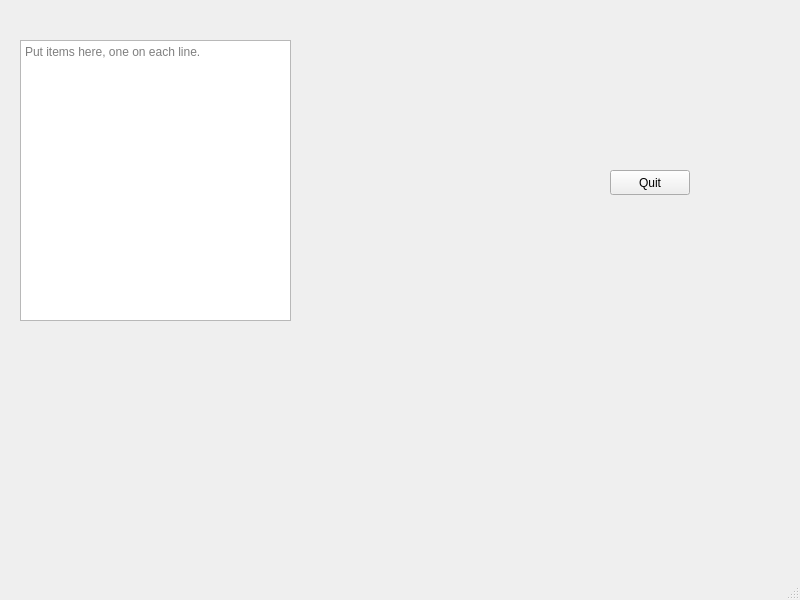
JonRackler/Dynamic_Query_Helper, file mainwindow.ui: the form before one commit.
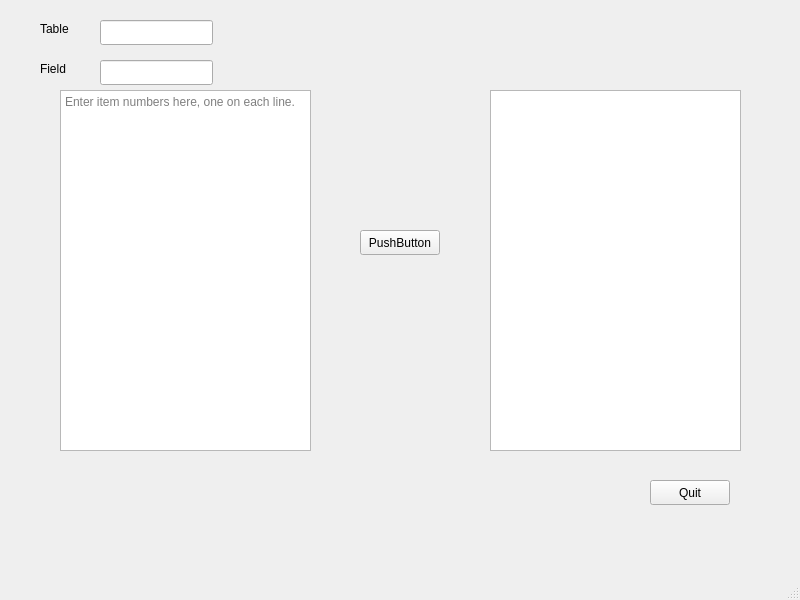
The form after the commit.

What changed in the file:
```diff
--- a/mainwindow.ui
+++ b/mainwindow.ui
@@ -17,8 +17,8 @@
    <widget class="QPushButton" name="quitButton">
     <property name="geometry">
      <rect>
-      <x>610</x>
-      <y>170</y>
+      <x>650</x>
+      <y>480</y>
       <width>80</width>
       <height>25</height>
      </rect>
@@ -27,20 +27,89 @@
      <string>Quit</string>
     </property>
    </widget>
-   <widget class="QTextBrowser" name="textBrowser">
+   <widget class="QTextEdit" name="item_list">
     <property name="geometry">
      <rect>
-      <x>20</x>
-      <y>40</y>
-      <width>271</width>
-      <height>281</height>
+      <x>60</x>
+      <y>90</y>
+      <width>251</width>
+      <height>361</height>
      </rect>
     </property>
     <property name="toolTip">
      <string>Put items here.</string>
     </property>
     <property name="placeholderText">
-     <string>Put items here, one on each line.</string>
+     <string>Enter item numbers here, one on each line.</string>
+    </property>
+   </widget>
+   <widget class="QTextEdit" name="output_box">
+    <property name="geometry">
+     <rect>
+      <x>490</x>
+      <y>90</y>
+      <width>251</width>
+      <height>361</height>
+     </rect>
+    </property>
+   </widget>
+   <widget class="QPushButton" name="pushButton">
+    <property name="geometry">
+     <rect>
+      <x>360</x>
+      <y>230</y>
+      <width>80</width>
+      <height>25</height>
+     </rect>
+    </property>
+    <property name="text">
+     <string>PushButton</string>
+    </property>
+   </widget>
+   <widget class="QLineEdit" name="enter_table">
+    <property name="geometry">
+     <rect>
+      <x>100</x>
+      <y>20</y>
+      <width>113</width>
+      <height>25</height>
+     </rect>
+    </property>
+   </widget>
+   <widget class="QLineEdit" name="enter_line">
+    <property name="geometry">
+     <rect>
+      <x>100</x>
+      <y>60</y>
+      <width>113</width>
+      <height>25</height>
+     </rect>
+    </property>
+   </widget>
+   <widget class="QLabel" name="table_label">
+    <property name="geometry">
+     <rect>
+      <x>40</x>
+      <y>20</y>
+      <width>31</width>
+      <height>17</height>
+     </rect>
+    </property>
+    <property name="text">
+     <string>Table</string>
+    </property>
+   </widget>
+   <widget class="QLabel" name="field_label">
+    <property name="geometry">
+     <rect>
+      <x>40</x>
+      <y>60</y>
+      <width>31</width>
+      <height>17</height>
+     </rect>
+    </property>
+    <property name="text">
+     <string>Field</string>
     </property>
    </widget>
   </widget>
```
Left out of the diff: 3 changed lines with no effect on the pictures.
